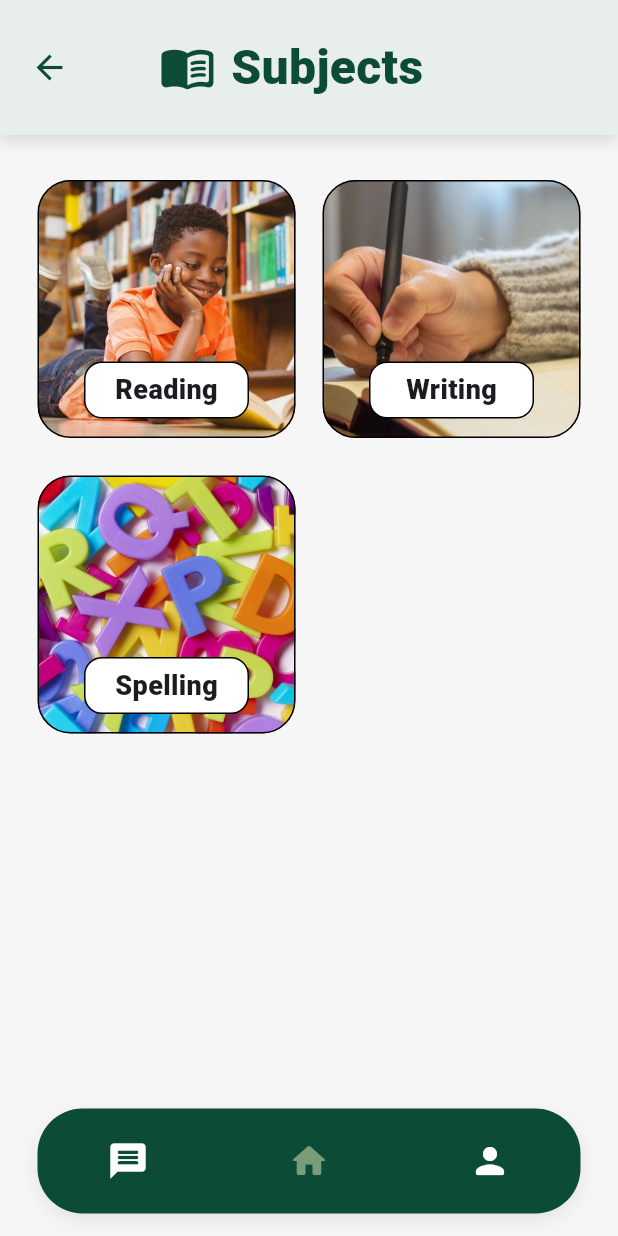
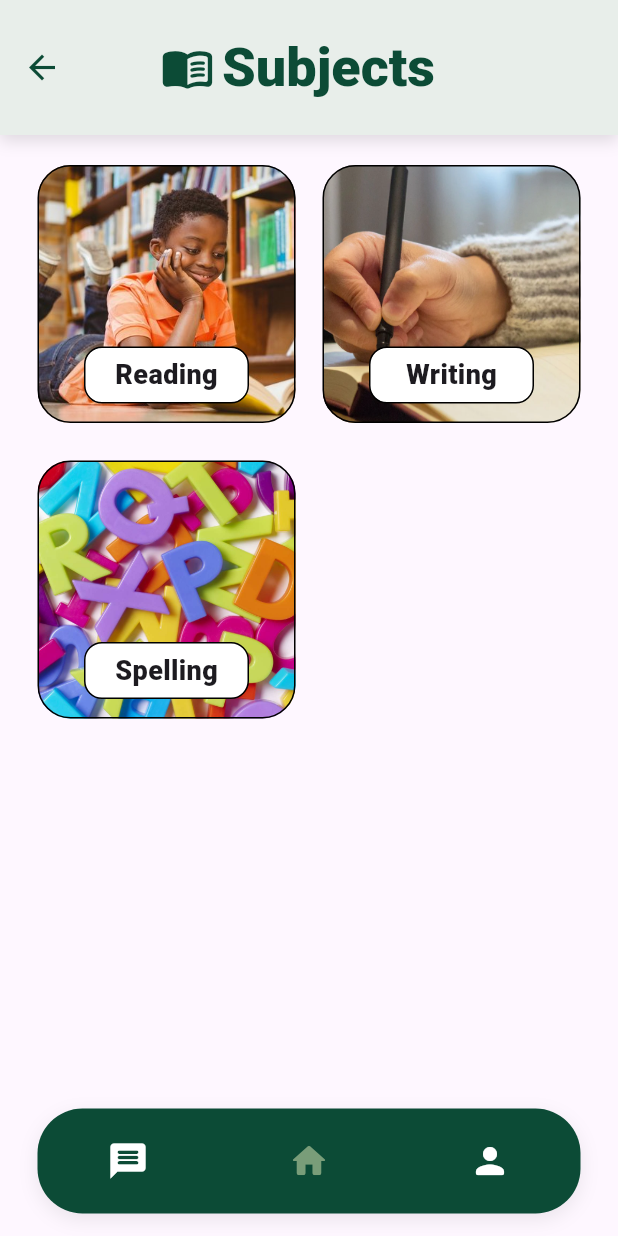
Before and after one commit to maelprz/SE-EduBridge, a Flutter app: the SubjectsScreen screen opened directly, on a phone screen of 412 x 824 dp. Run offline on Flutter 3.47's test engine with Material 3 defaults, Android fonts, the phone set to English and light mode, and no system bars.

Commit message:
Implemented bottom navigation bar for each subjects and fixed the header format

```diff
--- a/flutter_edubridge/lib/Subjects/subjects_screen.dart
+++ b/flutter_edubridge/lib/Subjects/subjects_screen.dart
@@ -15,15 +15,9 @@ class SubjectsScreen extends StatelessWidget {
     return BottomNavWrapper(
       index: 1,
       child: Scaffold(
-        backgroundColor: const Color(0xFFF6F6F6),
-        body: SafeArea(
-          child: Column(
-            children: [
-              /// HEADER -------------------------------
-              Container(
-                height: 90,
-                width: double.infinity,
-                padding: const EdgeInsets.symmetric(horizontal: 20),
+        appBar: PreferredSize(
+          preferredSize: const Size.fromHeight(90),
+          child: Container(
             decoration: BoxDecoration(
               color: lightGreen,
               boxShadow: [
@@ -31,36 +25,37 @@ class SubjectsScreen extends StatelessWidget {
                   color: Colors.black.withOpacity(0.12),
                   blurRadius: 8,
                   offset: const Offset(0, 4),
-                    )
+                ),
               ],
             ),
-                child: Row(
+            child: AppBar(
+              backgroundColor: Colors.transparent,
+              elevation: 0,
+              toolbarHeight: 90,
+              leading: GestureDetector(
+                onTap: () => Navigator.pop(context),
+                child: Icon(Icons.arrow_back, size: 26, color: green),
+              ),
+              title: Row(
                 children: [
-                    GestureDetector(
-                      onTap: () => Navigator.pop(context),
-                      child: Icon(Icons.arrow_back, size: 26, color: Color(0xFF0C4B36)),
-                    ),
-                    const SizedBox(width: 60),
-                    Icon(Icons.menu_book_rounded, size: 38, color: Color(0xFF0C4B36)),
-                    const SizedBox(width: 10),
+                  const SizedBox(width: 35),
+                  Icon(Icons.menu_book_rounded, size: 36, color: green),
+                  const SizedBox(width: 5),
                   Text(
                     "Subjects",
                     style: TextStyle(
-                        fontSize: 32,
+                      fontSize: 36,
                       fontWeight: FontWeight.w900,
-                        color: Color(0xFF0C4B36),
+                      color: green,
                     ),
                   ),
                 ],
               ),
             ),
-
-              const SizedBox(height: 30),
-
-              /// SUBJECT GRID -------------------------
-              Expanded(
-                child: Padding(
-                  padding: const EdgeInsets.symmetric(horizontal: 25),
+          ),
+        ),
+        body: Padding(
+          padding: const EdgeInsets.symmetric(horizontal: 25, vertical: 20),
           child: GridView.count(
             crossAxisCount: 2,
             mainAxisSpacing: 25,
@@ -76,7 +71,6 @@ class SubjectsScreen extends StatelessWidget {
                   );
                 },
               ),
-
               subjectCard(
                 title: "Writing",
                 image: "assets/subjects/writing.png",
@@ -87,7 +81,6 @@ class SubjectsScreen extends StatelessWidget {
                   );
                 },
               ),
-
               subjectCard(
                 title: "Spelling",
                 image: "assets/subjects/spelling.png",
@@ -102,23 +95,21 @@ class SubjectsScreen extends StatelessWidget {
           ),
         ),
       ),
-            ],
-          ),
-        ),
-      ),
     );
   }
 
-  Widget subjectCard({required String title, required String image, required VoidCallback onTap}) {
-    return GestureDetector(
+  Widget subjectCard({
+    required String title,
+    required String image,
+    required VoidCallback onTap,
+  }) {
+    return InkWell(
       onTap: onTap,
+      borderRadius: BorderRadius.circular(22),
       child: Container(
         decoration: BoxDecoration(
           borderRadius: BorderRadius.circular(22),
-          border: Border.all(
-            color: Colors.black,
-            width: 1,
-          ),
+          border: Border.all(color: Colors.black, width: 1),
           image: DecorationImage(
             image: AssetImage(image),
             fit: BoxFit.cover,
@@ -134,10 +125,7 @@ class SubjectsScreen extends StatelessWidget {
             decoration: BoxDecoration(
               color: Colors.white,
               borderRadius: BorderRadius.circular(12),
-              border: Border.all(
-                color: Colors.black,
-                width: 1,
-              ),
+              border: Border.all(color: Colors.black, width: 1),
             ),
             child: Text(
               title,
```
Also changed, not shown: flutter_edubridge/lib/Subjects/reading/reading_screen.dart (added, +61 -0 lines), flutter_edubridge/lib/Subjects/spelling/spelling_screen.dart (+49 -9 lines), flutter_edubridge/lib/Subjects/writing/writing_screen.dart (+49 -9 lines). Lines whose indentation alone changed are shown as unchanged.
